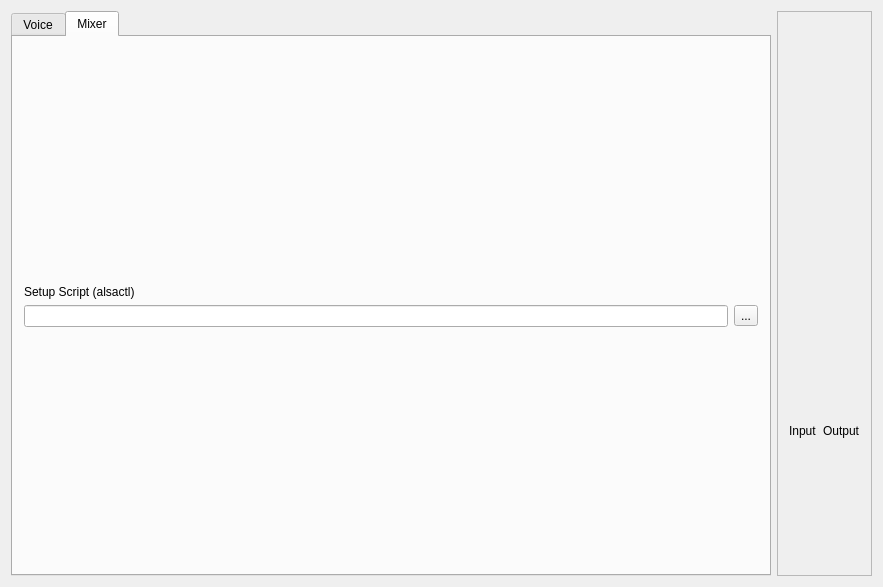
Before: the Qt Designer form mqt/mqtKeyer/KeyerMain.ui in zsteva/backup-minos2, drawn with Qt 5.
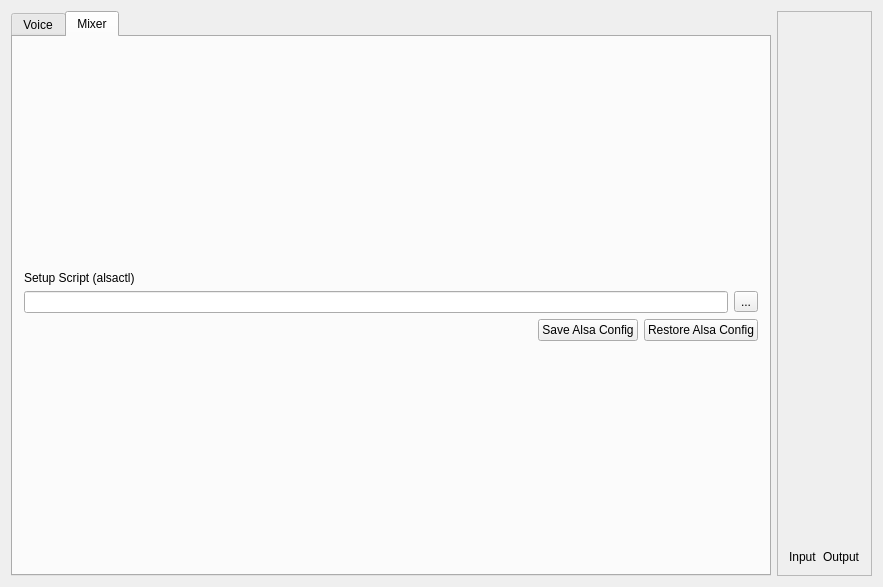
After: the same form once the commit is applied. The open tabs and pages were chosen to show the change. Custom widgets are drawn as their Qt base class.

Commit message: Layout; alsa store/restore buttons

```diff
--- a/mqt/mqtKeyer/KeyerMain.ui
+++ b/mqt/mqtKeyer/KeyerMain.ui
@@ -338,6 +338,37 @@
           </item>
          </layout>
         </item>
+        <item>
+         <layout class="QHBoxLayout" name="horizontalLayout_11">
+          <item>
+           <spacer name="horizontalSpacer">
+            <property name="orientation">
+             <enum>Qt::Horizontal</enum>
+            </property>
+            <property name="sizeHint" stdset="0">
+             <size>
+              <width>40</width>
+              <height>20</height>
+             </size>
+            </property>
+           </spacer>
+          </item>
+          <item>
+           <widget class="QPushButton" name="saveAlsaButton">
+            <property name="text">
+             <string>Save Alsa Config</string>
+            </property>
+           </widget>
+          </item>
+          <item>
+           <widget class="QPushButton" name="restoreAlsaButton">
+            <property name="text">
+             <string>Restore Alsa Config</string>
+            </property>
+           </widget>
+          </item>
+         </layout>
+        </item>
         <item>
          <spacer name="verticalSpacer_4">
           <property name="orientation">
@@ -367,7 +398,14 @@
        <item>
         <layout class="QVBoxLayout" name="verticalLayout">
          <item>
-          <widget class="LevelMeter" name="inputLevelMeter" native="true"/>
+          <widget class="LevelMeter" name="inputLevelMeter" native="true">
+           <property name="sizePolicy">
+            <sizepolicy hsizetype="Preferred" vsizetype="Expanding">
+             <horstretch>0</horstretch>
+             <verstretch>0</verstretch>
+            </sizepolicy>
+           </property>
+          </widget>
          </item>
          <item>
           <widget class="QLabel" name="label_8">
@@ -381,7 +419,14 @@
        <item>
         <layout class="QVBoxLayout" name="verticalLayout_3">
          <item>
-          <widget class="LevelMeter" name="outputLevelMeter" native="true"/>
+          <widget class="LevelMeter" name="outputLevelMeter" native="true">
+           <property name="sizePolicy">
+            <sizepolicy hsizetype="Preferred" vsizetype="Expanding">
+             <horstretch>0</horstretch>
+             <verstretch>0</verstretch>
+            </sizepolicy>
+           </property>
+          </widget>
          </item>
          <item>
           <widget class="QLabel" name="label_9">
```
Left out of the diff: 3 changed lines with no effect on the pictures. The commit also changes 3 other files.
